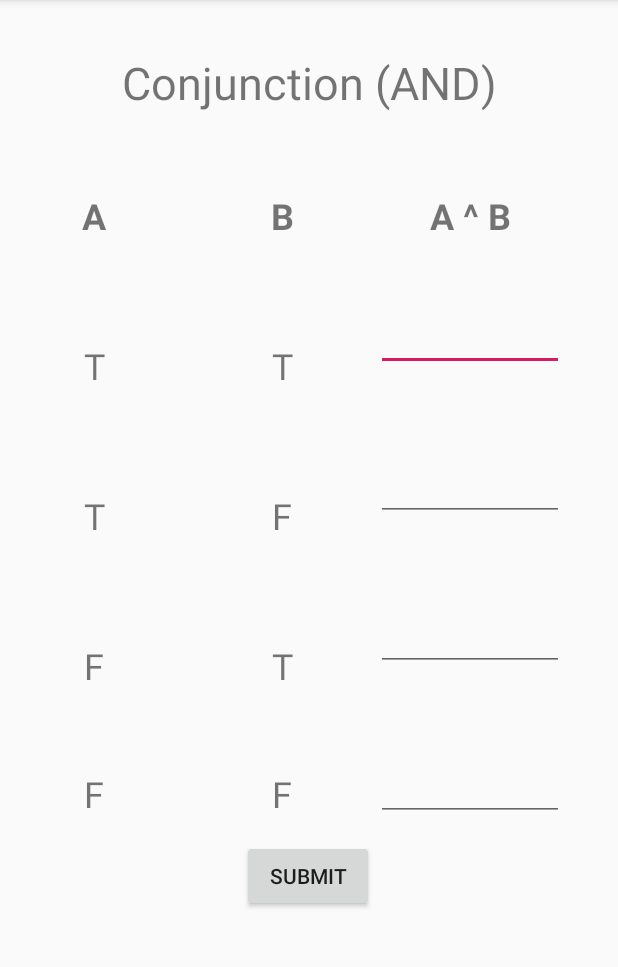
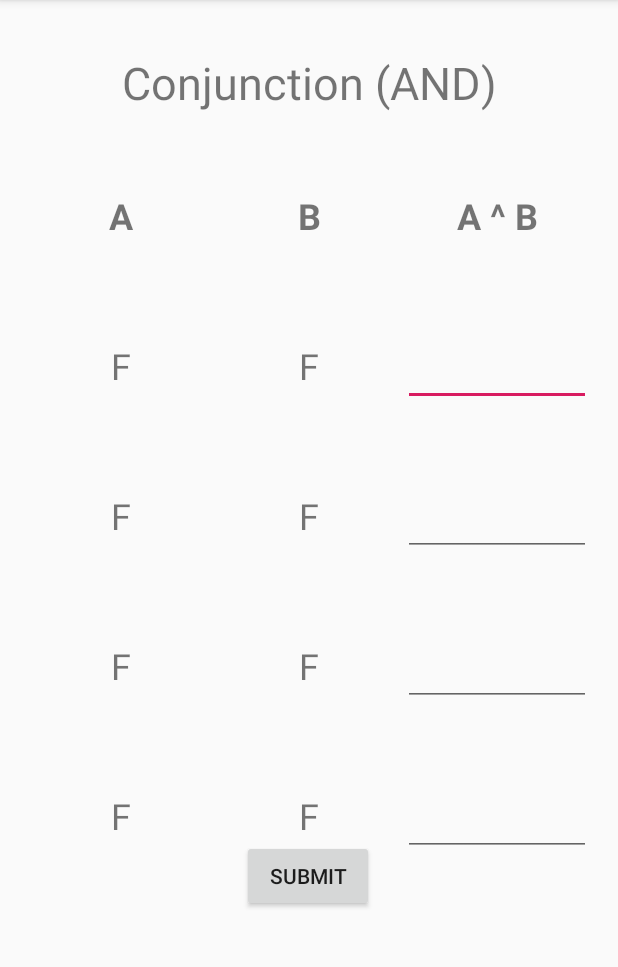
Before and after one commit to KimLyLe/LogicGame, an Android app: the screen it shows after launch (LogicGameActivity), on a phone screen of 412 x 824 dp, the part 84-1051 px from its top. Run offline under Robolectric (Android 15) with nearby library versions, the phone set to English and light mode, and no system bars.

Commit message:
Aligns input field to textViews

```diff
--- a/app/src/main/res/layout/logic_game_main.xml
+++ b/app/src/main/res/layout/logic_game_main.xml
@@ -17,11 +17,10 @@
             app:layout_constraintEnd_toEndOf="parent"
             app:layout_constraintTop_toTopOf="parent" app:layout_constraintStart_toStartOf="parent"
             android:layout_marginLeft="76dp" android:layout_marginStart="76dp" android:layout_marginEnd="76dp"
-            android:layout_marginRight="76dp" app:layout_constraintHorizontal_bias="0.0"
-    />
+            android:layout_marginRight="76dp" app:layout_constraintHorizontal_bias="0.0"/>
     <TableLayout
-            android:layout_width="0dp"
-            android:layout_height="470dp"
+            android:layout_width="wrap_content"
+            android:layout_height="wrap_content"
             android:id="@+id/tableLayout2"
             app:layout_constraintStart_toStartOf="parent" app:layout_constraintEnd_toEndOf="parent"
             android:layout_marginTop="8dp" app:layout_constraintTop_toBottomOf="@+id/textView">
@@ -44,17 +43,18 @@
                     android:layout_height="match_parent" android:id="@+id/textView20"
                     android:text="@string/textView20" android:textStyle="bold" android:textSize="24sp"/>
         </TableRow>
-        <TableRow android:layout_width="wrap_content" android:layout_height="match_parent" android:minHeight="100dp">
+        <TableRow
+                android:layout_width="wrap_content" android:layout_height="match_parent" android:minHeight="100dp">
             <TextView
                     android:gravity="center"
                     android:layout_width="wrap_content"
                     android:layout_height="match_parent" android:id="@+id/textView12"
-                    android:text="@string/textView12" android:textSize="24sp"/>
+                    android:text="@string/textView18" android:textSize="24sp"/>
             <TextView
                     android:gravity="center"
+                    android:text="@string/textView19"
                     android:layout_width="wrap_content"
-                    android:layout_height="match_parent" android:id="@+id/textView13"
-                    android:text="@string/textView13" android:textSize="24sp"/>
+                    android:layout_height="match_parent" android:id="@+id/textView13" android:textSize="24sp"/>
             <EditText
                     android:gravity="center"
                     android:layout_width="20dp"
@@ -62,17 +62,18 @@
                     android:ems="10"
                     android:id="@+id/editText3" android:textSize="24sp" android:inputType="textCapCharacters"/>
         </TableRow>
-        <TableRow android:layout_width="wrap_content" android:layout_height="match_parent" android:minHeight="100dp">
+        <TableRow
+                android:layout_width="wrap_content" android:layout_height="match_parent" android:minHeight="100dp">
             <TextView
                     android:gravity="center"
                     android:layout_width="wrap_content"
                     android:layout_height="match_parent" android:id="@+id/textView14"
-                    android:text="@string/textView14" android:textSize="24sp"/>
+                    android:text="@string/textView18" android:textSize="24sp"/>
             <TextView
                     android:gravity="center"
+                    android:text="@string/textView19"
                     android:layout_width="wrap_content"
-                    android:layout_height="match_parent" android:id="@+id/textView15"
-                    android:text="@string/textView15" android:textSize="24sp"/>
+                    android:layout_height="match_parent" android:id="@+id/textView15" android:textSize="24sp"/>
             <EditText
                     android:gravity="center"
                     android:layout_width="20dp"
@@ -80,17 +81,18 @@
                     android:ems="10"
                     android:id="@+id/editText4" android:textSize="24sp" android:inputType="textCapCharacters"/>
         </TableRow>
-        <TableRow android:layout_width="wrap_content" android:layout_height="match_parent" android:minHeight="100dp">
+        <TableRow
+                android:layout_width="wrap_content" android:layout_height="match_parent" android:minHeight="100dp">
             <TextView
                     android:gravity="center"
                     android:layout_width="wrap_content"
                     android:layout_height="match_parent" android:id="@+id/textView16"
-                    android:text="@string/textView16" android:textSize="24sp"/>
+                    android:text="@string/textView18" android:textSize="24sp"/>
             <TextView
                     android:gravity="center"
+                    android:text="@string/textView19"
                     android:layout_width="wrap_content"
-                    android:layout_height="match_parent" android:id="@+id/textView17"
-                    android:text="@string/textView17" android:textSize="24sp"/>
+                    android:layout_height="match_parent" android:id="@+id/textView17" android:textSize="24sp"/>
             <EditText
                     android:gravity="center"
                     android:layout_width="20dp"
@@ -99,9 +101,7 @@
                     android:id="@+id/editText5" android:textSize="24sp" android:inputType="textCapCharacters"/>
         </TableRow>
         <TableRow
-                android:layout_width="wrap_content"
-                android:layout_height="match_parent"
-                android:minHeight="200px">
+                android:layout_width="wrap_content" android:layout_height="match_parent" android:minHeight="100dp">
             <TextView
                     android:gravity="center"
                     android:layout_width="wrap_content"
```
